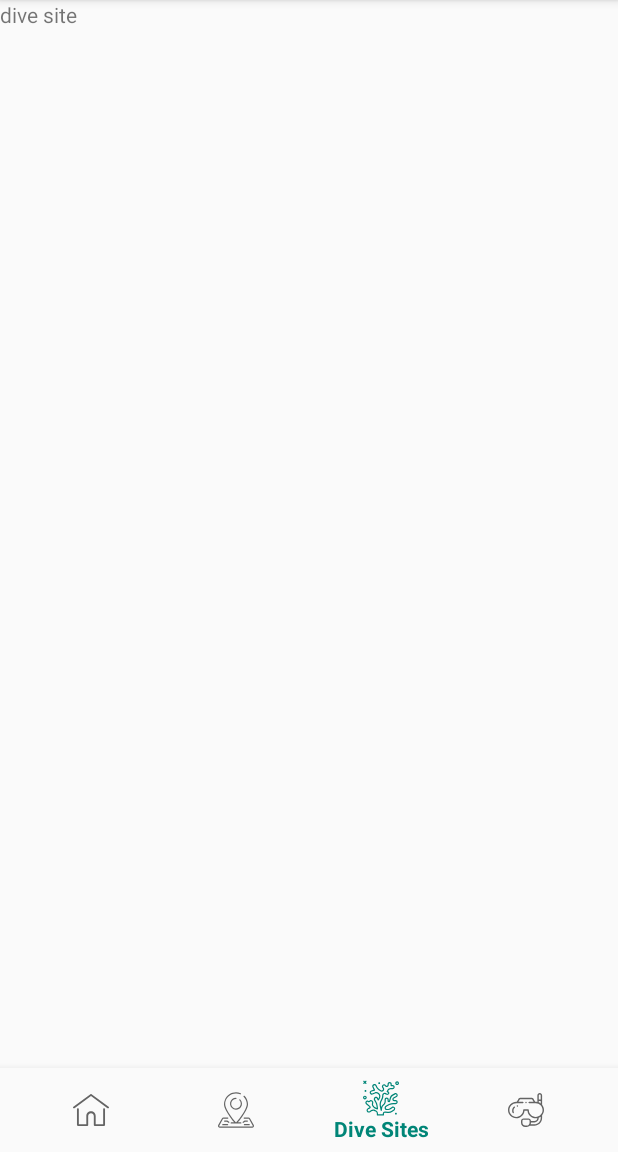
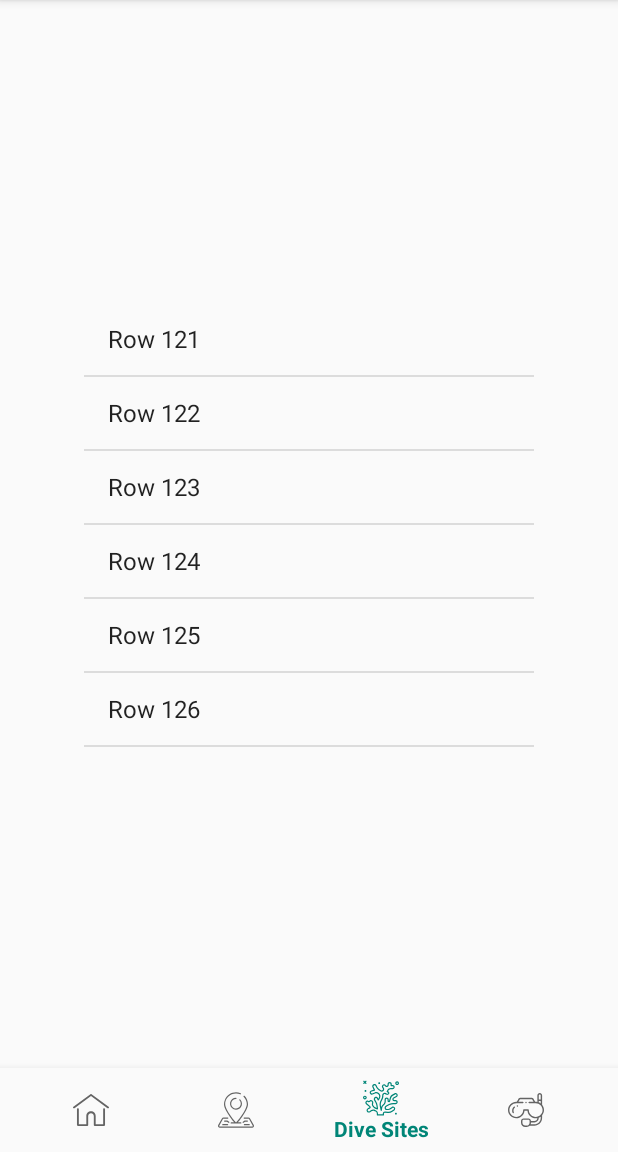
Before and after one commit to notynote/DiveAtlas-Project, an Android app: the fragment Maps placed in its activity, item 3 of the bottom bar chosen, on a phone screen of 412 x 824 dp, the part 84-1236 px from its top. Run offline under Robolectric (Android 15) with nearby library versions, the light colour scheme and no system bars.

Commit message:
- Added Info Windows for map marker and make it click able
- added dummy divesite listview

```diff
--- a/app/src/main/java/com/notynote/diveatlas/DiveSite.java
+++ b/app/src/main/java/com/notynote/diveatlas/DiveSite.java
@@ -1,7 +1,5 @@
 package com.notynote.diveatlas;
 
-import android.content.Context;
-import android.net.Uri;
 import android.os.Bundle;
 
 import androidx.fragment.app.Fragment;
@@ -9,15 +7,62 @@ import androidx.fragment.app.Fragment;
 import android.view.LayoutInflater;
 import android.view.View;
 import android.view.ViewGroup;
+import android.widget.AdapterView;
+import android.widget.ListView;
+import android.widget.Toast;
 
 
 public class DiveSite extends Fragment {
+    ListView lv;
+    ListViewEndlessLoop lvel;
+
+    String[] lv_arr = { "Row 0", "Row 1", "Row 2", "Row 3", "Row 4"
+            , "Row 5", "Row 6", "Row 7", "Row 8", "Row 9", "Row 10"
+            , "Row 11", "Row 12", "Row 13", "Row 14", "Row 15", "Row 16"
+            , "Row 17", "Row 18", "Row 19" , "Row 20", "Row 21", "Row 22"
+            , "Row 23", "Row 24", "Row 25", "Row 26", "Row 27", "Row 28"
+            , "Row 29", "Row 30", "Row 31", "Row 32", "Row 33", "Row 34"
+            , "Row 35", "Row 36", "Row 37", "Row 38", "Row 39", "Row 40"
+            , "Row 41", "Row 42", "Row 43", "Row 44", "Row 45", "Row 46"
+            , "Row 47", "Row 48", "Row 49", "Row 50", "Row 51", "Row 52"
+            , "Row 53", "Row 54", "Row 55", "Row 56", "Row 57", "Row 58"
+            , "Row 59", "Row 60", "Row 61", "Row 62", "Row 63", "Row 64"
+            , "Row 65", "Row 66", "Row 67", "Row 68", "Row 69", "Row 70"
+            , "Row 71", "Row 72", "Row 73", "Row 74", "Row 75", "Row 76"
+            , "Row 77", "Row 78", "Row 79", "Row 80", "Row 81", "Row 82"
+            , "Row 83", "Row 84", "Row 85", "Row 86", "Row 87", "Row 88"
+            , "Row 89", "Row 90", "Row 91", "Row 92", "Row 93", "Row 94"
+            , "Row 95", "Row 96", "Row 97", "Row 98", "Row 99", "Row 100"
+            , "Row 101", "Row 102", "Row 103", "Row 104", "Row 105"
+            , "Row 106", "Row 107", "Row 108", "Row 109", "Row 110"
+            , "Row 111", "Row 112", "Row 113", "Row 114", "Row 115"
+            , "Row 116", "Row 117", "Row 118", "Row 119", "Row 120"
+            , "Row 121", "Row 122", "Row 123", "Row 124", "Row 125"
+            , "Row 126", "Row 127", "Row 128", "Row 129", "Row 130"
+            , "Row 131" };
 
     @Override
     public View onCreateView(LayoutInflater inflater, ViewGroup container,
                              Bundle savedInstanceState) {
+
+        View view = inflater.inflate(R.layout.fragment_dive_site, container, false);
+
+        lv = (ListView)view.findViewById(R.id.listView1);
+
+        lv.setOnItemClickListener(new AdapterView.OnItemClickListener() {
+
+            public void onItemClick(AdapterView<?> arg0, View arg1, int arg2, long arg3) {
+                Toast.makeText(getContext(), "Select row "
+                                + String.valueOf(lvel.getSelectedRow(arg2))
+                        , Toast.LENGTH_SHORT).show();
+            }
+        });
+
+        lvel = new ListViewEndlessLoop(getContext(), lv, lv_arr, 20);
+        lvel.setSelection(121);
+
         // Inflate the layout for this fragment
-        return inflater.inflate(R.layout.fragment_dive_site, container, false);
+        return view;
     }
 
 }
--- /dev/null
+++ b/app/src/main/java/com/notynote/diveatlas/ListViewEndlessLoop.java
@@ -0,0 +1,224 @@
+package com.notynote.diveatlas;
+
+import android.content.Context;
+import android.widget.AbsListView;
+import android.widget.ArrayAdapter;
+import android.widget.ListView;
+
+import java.util.ArrayList;
+
+public class ListViewEndlessLoop {
+    private ArrayList<String> arr_all, arr_show;
+    private int first_row, last_row, total_row = 20;
+    private Context mContext;
+    private ListView listView;
+
+    public ListViewEndlessLoop (Context context, ListView lv, ArrayList<String> array, int viewRow) {
+        mContext = context;
+        listView = lv;
+        total_row = viewRow;
+        arr_all = new ArrayList<>();
+        arr_show = new ArrayList<>();
+        arr_all = array;
+        first_row = arr_all.size() -1;
+
+        while(first_row < 0){
+            first_row += arr_all.size();
+        }
+
+        for(int i = 0 ; i < total_row ; i++){
+            arr_show.add(arr_all.get(i));
+            first_row++;
+            if(first_row >= arr_all.size()){
+                first_row = 0;
+            }
+        }
+
+        first_row -= total_row;
+
+        while (first_row < 0) {
+            first_row += arr_all.size();
+        }
+
+        last_row = first_row + total_row -1;
+
+        while (last_row >= arr_all.size()){
+            last_row -= arr_all.size();
+        }
+
+        initListView();
+    }
+
+    public ListViewEndlessLoop (Context context, ListView lv, String[] array, int viewRow) {
+        mContext = context;
+        listView = lv;
+        total_row = viewRow;
+        arr_all = new ArrayList<>();
+        arr_show= new ArrayList<>();
+
+        for(int i = 0 ; i < array.length ; i++){
+            arr_all.add(array[i]);
+        }
+
+        first_row = array.length -1;
+
+        while (first_row < 0){
+            first_row += array.length;
+        }
+
+        for(int i = 0 ; i < total_row ; i++){
+            arr_show.add(array[first_row]);
+            first_row++;
+            if(first_row >= array.length){
+                first_row = 0;
+            }
+        }
+
+        first_row -= total_row;
+
+        while (first_row < 0){
+            first_row += array.length;
+        }
+
+        last_row = first_row + total_row -1;
+
+        while (last_row >= array.length){
+            last_row -= array.length;
+        }
+
+        initListView();
+    }
+
+    public void initListView() {
+
+        listView.setAdapter(new ArrayAdapter<String>(mContext, android.R.layout.simple_list_item_1,arr_show));
+
+        listView.setSelection((total_row/2));
+
+        listView.setOnScrollListener(new AbsListView.OnScrollListener() {
+
+            @Override
+            public void onScroll(AbsListView view, int firstVisibleItem, int visibleItemCount, int totalItemCount) {
+
+                if(firstVisibleItem + visibleItemCount >= totalItemCount){
+                    arr_show = new ArrayList<>();
+                    last_row -= total_row / 2;
+
+                    while(last_row < 0){
+                        last_row += arr_all.size();
+                    }
+
+                    for(int i = 0 ; i < total_row ; i++){
+                        arr_show.add(arr_all.get(last_row));
+                        last_row++;
+                        if(last_row >= arr_all.size()) {
+                            last_row = 0;
+                        }
+                    }
+
+                    first_row = last_row - total_row;
+
+                    while(first_row < 0){
+                        first_row += arr_all.size();
+                    }
+
+                    last_row--;
+                    while (last_row < 0){
+                        last_row += arr_all.size();
+                    }
+
+                    listView.setAdapter(new ArrayAdapter<>(mContext, android.R.layout.simple_list_item_1, arr_show));
+
+                    if(total_row % 2 == 0){
+                        listView.setSelection((firstVisibleItem + 2) - (total_row / 2));
+                    } else {
+                        listView.setSelection((firstVisibleItem + 1) - (total_row / 2));
+                    }
+                }
+
+                if(firstVisibleItem == 0){
+                    arr_show = new ArrayList<>();
+                    first_row -= total_row / 2;
+
+                    while (first_row < 0){
+                        first_row += arr_all.size();
+                    }
+
+                    for(int i = 0 ; i < total_row ; i++) {
+                        arr_show.add(arr_all.get(first_row));
+                        first_row++;
+                        if(first_row >= arr_all.size())
+                            first_row = 0;
+                    }
+
+                    first_row -= total_row;
+
+                    while(first_row < 0) {
+                        first_row += arr_all.size();
+                    }
+
+                    last_row = first_row + total_row - 1;
+
+                    while(last_row >= arr_all.size()) {
+                        last_row -= arr_all.size();
+                    }
+
+                    listView.setAdapter(new ArrayAdapter<String>
+                            (mContext,
+                                    android.R.layout.simple_list_item_1
+                                    , arr_show));
+
+                    listView.setSelection((total_row / 2) + 1);
+                }
+            }
+
+            @Override
+            public void onScrollStateChanged(AbsListView view, int scrollState) {
+            }
+        });
+    }
+
+    public int getSelectedRow(int position) {
+        if(first_row + position >= arr_all.size())
+            return (first_row + position) - arr_all.size();
+        else {
+            return first_row + position;
+        }
+    }
+
+    public void setSelection(int position) {
+        arr_show = new ArrayList<String>();
+        last_row = position - (total_row / 2);
+
+        while(last_row < 0) {
+            last_row += arr_all.size();
+        }
+
+        for(int i = 0 ; i < total_row ; i++) {
+            arr_show.add(arr_all.get(last_row));
+            last_row++;
+            if(last_row >= arr_all.size())
+                last_row = 0;
+        }
+
+        first_row = last_row - total_row;
+
+        while(first_row < 0) {
+            first_row += arr_all.size();
+        }
+
+        last_row--;
+        while(last_row < 0) {
+            last_row += arr_all.size();
+        }
+
+        listView.setAdapter(new ArrayAdapter<String>(mContext,
+                android.R.layout.simple_list_item_1, arr_show));
+
+        if(total_row % 2 == 0) {
+            listView.setSelection(total_row / 2);
+        } else {
+            listView.setSelection(total_row / 2);
+        }
+    }
+}
--- a/app/src/main/java/com/notynote/diveatlas/Maps.java
+++ b/app/src/main/java/com/notynote/diveatlas/Maps.java
@@ -1,7 +1,5 @@
 package com.notynote.diveatlas;
 
-import android.content.Context;
-import android.net.Uri;
 import android.os.Bundle;
 
 import androidx.fragment.app.Fragment;
@@ -9,37 +7,59 @@ import androidx.fragment.app.Fragment;
 import android.view.LayoutInflater;
 import android.view.View;
 import android.view.ViewGroup;
+import android.widget.Toast;
 
 import com.google.android.gms.maps.CameraUpdateFactory;
 import com.google.android.gms.maps.GoogleMap;
-import com.google.android.gms.maps.MapFragment;
 import com.google.android.gms.maps.MapView;
 import com.google.android.gms.maps.OnMapReadyCallback;
 import com.google.android.gms.maps.model.LatLng;
+import com.google.android.gms.maps.model.Marker;
 import com.google.android.gms.maps.model.MarkerOptions;
 
 
-public class Maps extends Fragment implements OnMapReadyCallback {
+public class Maps extends Fragment implements OnMapReadyCallback, GoogleMap.OnInfoWindowClickListener {
 
     //Layout Variable
     private GoogleMap mMap;
+    private MapView mapView;
 
     @Override
     public View onCreateView(LayoutInflater inflater, ViewGroup container,
                              Bundle savedInstanceState) {
+        View view = inflater.inflate(R.layout.fragment_maps, container, false);
 
-        // Inflate the layout for this fragment
-        return inflater.inflate(R.layout.fragment_maps, container, false);
+        mapView = (MapView) view.findViewById(R.id.map);
+        mapView.onCreate(savedInstanceState);
+        mapView.onResume();
+        mapView.getMapAsync(this);
+
+        return view;
     }
 
     @Override
     public void onMapReady(GoogleMap googleMap) {
         mMap = googleMap;
 
-        // Add a marker in Sydney and move the camera
-        LatLng sydney = new LatLng(-34, 151);
-        mMap.addMarker(new MarkerOptions().position(sydney).title("Marker in Sydney"));
-        mMap.moveCamera(CameraUpdateFactory.newLatLng(sydney));
+        LatLng Pak1 = new LatLng(12.0917,101.6822);
+        //mMap.addMarker(new MarkerOptions().position(Pak1).title("Pak-1 wreck").snippet("Type: Wreck\nDepth: 30 - 42 meters"));
+        Marker pak1 = mMap.addMarker(new MarkerOptions().position(Pak1).title("Pak-1").snippet("Type: Wreck"));
+        //pak1.showInfoWindow();
+        mMap.moveCamera(CameraUpdateFactory.newLatLng(Pak1));
+
+        mMap.setOnInfoWindowClickListener(this);
+    }
+
+    @Override
+    public void onInfoWindowClick(Marker marker) {
+        Toast.makeText(getContext(), "Info window clicked", Toast.LENGTH_SHORT).show();
+    }
+
+    private void addMarker(GoogleMap map, double lat, double lon,
+                           int title, int snippet) {
+        map.addMarker(new MarkerOptions().position(new LatLng(lat, lon))
+                .title(getString(title))
+                .snippet(getString(snippet)));
     }
 
 }
--- a/app/src/main/res/layout/fragment_dive_site.xml
+++ b/app/src/main/res/layout/fragment_dive_site.xml
@@ -1,15 +1,16 @@
 <?xml version="1.0" encoding="utf-8"?>
-<FrameLayout xmlns:android="http://schemas.android.com/apk/res/android"
+<RelativeLayout xmlns:android="http://schemas.android.com/apk/res/android"
     xmlns:tools="http://schemas.android.com/tools"
     android:layout_width="match_parent"
     android:layout_height="match_parent"
-    android:background="#FAFAFA"
-    tools:context=".DiveSite">
+    android:background="#FAFAFA">
 
-    <!-- TODO: Update blank fragment layout -->
-    <TextView
-        android:layout_width="match_parent"
-        android:layout_height="match_parent"
-        android:text="dive site" />
-
-</FrameLayout>
+    <ListView
+        android:id="@+id/listView1"
+        android:layout_width="300dp"
+        android:layout_height="300dp"
+        android:layout_centerHorizontal="true"
+        android:layout_centerVertical="true"
+        android:cacheColorHint="#00000000"
+        android:scrollbars="none"></ListView>
+</RelativeLayout>
```
Also changed, not shown: app/src/main/res/layout/activity_maps.xml (+18 -6 lines), app/src/main/res/layout/fragment_maps.xml (+18 -6 lines), 1 other file.
